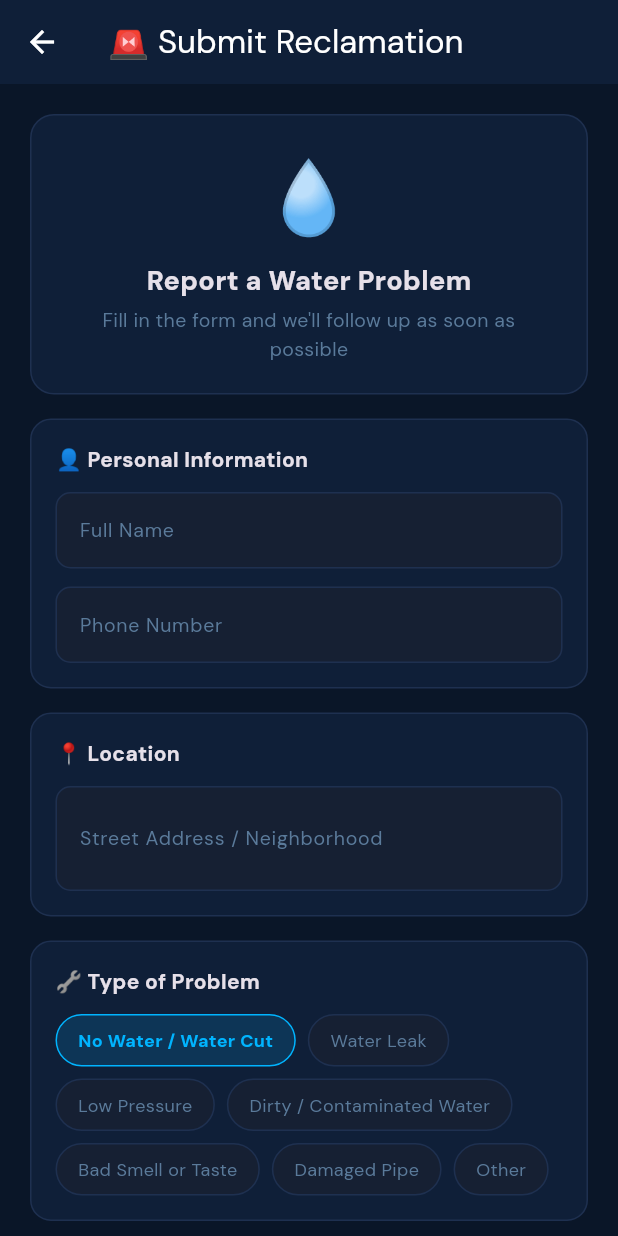
After one commit to HajarBoulmane/AquaSense, a Flutter app: the screen it shows once a user with an empty profile is signed in, after a tap on the "report problem" icon, on a phone screen of 412 x 824 dp. The commit adds this screen. Run offline on Flutter 3.47's test engine with Material 3 defaults, Android fonts, the phone set to English and light mode, and no system bars; our stand-ins replace firebase_auth, firebase_core, firebase_database, fl_chart, flutter_map, google_fonts and 1 more; accounts and stored records are empty.

Commit message:
feat(reclamation): add water problem report screen with Firebase

```diff
--- a/lib/screens/main_shell.dart
+++ b/lib/screens/main_shell.dart
@@ -16,6 +16,7 @@ import 'history_screen.dart';
 import 'settings_screen.dart';
 import 'login_screen.dart';
 import 'review_screen.dart';
+import 'reclamation_screen.dart';   // ← add this
 
 
 class MainShell extends StatefulWidget {
@@ -64,8 +65,8 @@ class _MainShellState extends State<MainShell> {
   ];
 
   void _showProfileMenu(BuildContext context) {
-    final user = FirebaseAuth.instance.currentUser;
-    final name = user?.displayName ?? 'AquaSense User';
+    final user  = FirebaseAuth.instance.currentUser;
+    final name  = user?.displayName ?? 'AquaSense User';
     final email = user?.email ?? '';
 
     showDialog(
@@ -83,7 +84,30 @@ class _MainShellState extends State<MainShell> {
             const SizedBox(height: 4),
             Text(email,
               style: TextStyle(color: Colors.white.withOpacity(0.45), fontSize: 12)),
-            const SizedBox(height: 20),
+            const SizedBox(height: 16),
+
+            // ── Reclamation button inside profile menu ──────
+            SizedBox(
+              width: double.infinity,
+              child: ElevatedButton.icon(
+                onPressed: () {
+                  Navigator.pop(context);
+                  Navigator.push(context,
+                    MaterialPageRoute(builder: (_) => const ReclamationScreen()));
+                },
+                icon: const Icon(Icons.report_problem_outlined, size: 16),
+                label: const Text('Report a Problem'),
+                style: ElevatedButton.styleFrom(
+                  backgroundColor: AquaColors.warn.withOpacity(0.15),
+                  foregroundColor: AquaColors.warn,
+                  elevation: 0,
+                  side: BorderSide(color: AquaColors.warn.withOpacity(0.4)),
+                  shape: RoundedRectangleBorder(borderRadius: BorderRadius.circular(10)),
+                ),
+              ),
+            ),
+            const SizedBox(height: 8),
+
             SizedBox(
               width: double.infinity,
               child: OutlinedButton.icon(
@@ -91,10 +115,8 @@ class _MainShellState extends State<MainShell> {
                   Navigator.pop(context);
                   await FirebaseAuth.instance.signOut();
                   if (context.mounted) {
-                    Navigator.pushReplacement(
-                      context,
-                      MaterialPageRoute(builder: (_) => const LoginScreen()),
-                    );
+                    Navigator.pushReplacement(context,
+                      MaterialPageRoute(builder: (_) => const LoginScreen()));
                   }
                 },
                 icon: const Icon(Icons.logout_rounded, size: 16),
@@ -114,7 +136,7 @@ class _MainShellState extends State<MainShell> {
 
   @override
   Widget build(BuildContext context) {
-    final user = FirebaseAuth.instance.currentUser;
+    final user          = FirebaseAuth.instance.currentUser;
     final criticalCount = _sensors
         .where((s) => s.status == SensorStatus.critical || !s.online)
         .length;
@@ -148,22 +170,29 @@ class _MainShellState extends State<MainShell> {
                 child: Container(
                   padding: const EdgeInsets.all(3),
                   decoration: const BoxDecoration(
-                    color: AquaColors.danger,
-                    shape: BoxShape.circle,
-                  ),
+                    color: AquaColors.danger, shape: BoxShape.circle),
                   child: Text('$criticalCount',
                     style: const TextStyle(fontSize: 9, color: Colors.white, fontWeight: FontWeight.w800)),
                 ),
               ),
             ]),
+
+          // Review button
           IconButton(
             icon: const Icon(Icons.rate_review_outlined),
             color: AquaColors.accent,
             tooltip: 'Leave a Review',
-  onPressed: () => Navigator.push(
-    context,
-    MaterialPageRoute(builder: (_) => const ReviewScreen()),
+            onPressed: () => Navigator.push(context,
+              MaterialPageRoute(builder: (_) => const ReviewScreen())),
           ),
+
+          // Reclamation button
+          IconButton(
+            icon: const Icon(Icons.report_problem_outlined),
+            color: AquaColors.warn,
+            tooltip: 'Report a Problem',
+            onPressed: () => Navigator.push(context,
+              MaterialPageRoute(builder: (_) => const ReclamationScreen())),
           ),
 
           // User avatar
@@ -211,7 +240,7 @@ class _AvatarWidget extends StatelessWidget {
 
   @override
   Widget build(BuildContext context) {
-    final name = user?.displayName ?? 'A';
+    final name     = user?.displayName ?? 'A';
     final photoUrl = user?.photoURL;
     final initials = name.trim().split(' ')
         .map((e) => e.isNotEmpty ? e[0] : '')
@@ -229,27 +258,21 @@ class _AvatarWidget extends StatelessWidget {
           end: Alignment.bottomRight,
         ),
         boxShadow: [
-          BoxShadow(
-            color: const Color(0xFF00D4FF).withOpacity(0.3),
-            blurRadius: 8,
-          ),
+          BoxShadow(color: const Color(0xFF00D4FF).withOpacity(0.3), blurRadius: 8),
         ],
       ),
       child: photoUrl != null
           ? ClipOval(child: Image.network(photoUrl, fit: BoxFit.cover))
-          : Center(
-              child: Text(initials,
+          : Center(child: Text(initials,
               style: TextStyle(
                 color: Colors.white,
                 fontWeight: FontWeight.w700,
-                  fontSize: size * 0.35,
-                )),
-            ),
+                fontSize: size * 0.35))),
     );
   }
 }
 
-// ── Simple InheritedWidget to pass sensors down ───────────────
+// ── SensorsProvider ───────────────────────────────────────────
 class SensorsProvider extends InheritedWidget {
   final List<SensorModel> sensors;
 
--- /dev/null
+++ b/lib/screens/reclamation_screen.dart
@@ -0,0 +1,369 @@
+// screens/reclamation_screen.dart
+
+import 'package:flutter/material.dart';
+import 'package:firebase_database/firebase_database.dart';
+import 'package:firebase_auth/firebase_auth.dart';
+import '../theme/app_theme.dart';
+import '../utils/responsive.dart';
+
+class ReclamationScreen extends StatefulWidget {
+  const ReclamationScreen({super.key});
+
+  @override
+  State<ReclamationScreen> createState() => _ReclamationScreenState();
+}
+
+class _ReclamationScreenState extends State<ReclamationScreen> {
+  final _nameCtrl        = TextEditingController();
+  final _phoneCtrl       = TextEditingController();
+  final _addressCtrl     = TextEditingController();
+  final _descriptionCtrl = TextEditingController();
+
+  String _problemType = 'No Water / Water Cut';
+  String _urgency     = 'Medium';
+  String _contact     = 'Phone';
+  bool   _submitting  = false;
+
+  final _problemTypes = [
+    'No Water / Water Cut',
+    'Water Leak',
+    'Low Pressure',
+    'Dirty / Contaminated Water',
+    'Bad Smell or Taste',
+    'Damaged Pipe',
+    'Other',
+  ];
+
+  final _urgencyLevels = ['Low', 'Medium', 'Urgent'];
+  final _contactMethods = ['Phone', 'Email', 'WhatsApp'];
+
+  @override
+  void dispose() {
+    _nameCtrl.dispose();
+    _phoneCtrl.dispose();
+    _addressCtrl.dispose();
+    _descriptionCtrl.dispose();
+    super.dispose();
+  }
+
+  @override
+  Widget build(BuildContext context) {
+    final isDesktop = R.isDesktop(context);
+
+    return Scaffold(
+      backgroundColor: AquaColors.bg,
+      appBar: AppBar(
+        backgroundColor: AquaColors.surface,
+        title: const Text('🚨 Submit Reclamation'),
+        leading: IconButton(
+          icon: const Icon(Icons.arrow_back),
+          onPressed: () => Navigator.pop(context),
+        ),
+      ),
+      body: Center(
+        child: ConstrainedBox(
+          constraints: BoxConstraints(maxWidth: isDesktop ? 780 : double.infinity),
+          child: ListView(
+            padding: EdgeInsets.all(isDesktop ? 32 : 20),
+            children: [
+
+              // ── Header ──────────────────────────────────────
+              _card(
+                child: Column(children: [
+                  const Text('💧', style: TextStyle(fontSize: 48)),
+                  const SizedBox(height: 8),
+                  const Text('Report a Water Problem',
+                    style: TextStyle(fontSize: 18, fontWeight: FontWeight.w800)),
+                  const SizedBox(height: 4),
+                  Text("Fill in the form and we'll follow up as soon as possible",
+                    textAlign: TextAlign.center,
+                    style: TextStyle(fontSize: 13, color: AquaColors.muted)),
+                ]),
+              ),
+              const SizedBox(height: 16),
+
+              // ── Personal Info ────────────────────────────────
+              _section(
+                title: '👤 Personal Information',
+                child: isDesktop
+                    ? Row(children: [
+                        Expanded(child: _field(ctrl: _nameCtrl,  label: 'Full Name',    hint: 'sara el mansouri')),
+                        const SizedBox(width: 16),
+                        Expanded(child: _field(ctrl: _phoneCtrl, label: 'Phone Number', hint: '+212 6XX XXX XXX', keyboard: TextInputType.phone)),
+                      ])
+                    : Column(children: [
+                        _field(ctrl: _nameCtrl,  label: 'Full Name',    hint: 'sara el mansouri'),
+                        const SizedBox(height: 12),
+                        _field(ctrl: _phoneCtrl, label: 'Phone Number', hint: '+212 6XX XXX XXX', keyboard: TextInputType.phone),
+                      ]),
+              ),
+              const SizedBox(height: 16),
+
+              // ── Location ─────────────────────────────────────
+              _section(
+                title: '📍 Location',
+                child: _field(
+                  ctrl: _addressCtrl,
+                  label: 'Street Address / Neighborhood',
+                  hint: 'e.g. Rue Ibn Battouta, Hay Mohammadi, Casablanca',
+                  maxLines: 2,
+                ),
+              ),
+              const SizedBox(height: 16),
+
+              // ── Problem Type ──────────────────────────────────
+              _section(
+                title: '🔧 Type of Problem',
+                child: Wrap(
+                  spacing: 8,
+                  runSpacing: 8,
+                  children: _problemTypes.map((type) {
+                    final active = type == _problemType;
+                    return GestureDetector(
+                      onTap: () => setState(() => _problemType = type),
+                      child: Container(
+                        padding: const EdgeInsets.symmetric(horizontal: 14, vertical: 8),
+                        decoration: BoxDecoration(
+                          color: active
+                              ? AquaColors.accent.withOpacity(0.15)
+                              : AquaColors.surface2,
+                          borderRadius: BorderRadius.circular(20),
+                          border: Border.all(
+                            color: active ? AquaColors.accent : AquaColors.border),
+                        ),
+                        child: Text(type,
+                          style: TextStyle(
+                            fontSize: 12,
+                            color: active ? AquaColors.accent : AquaColors.muted,
+                            fontWeight: active ? FontWeight.w700 : FontWeight.w400)),
+                      ),
+                    );
+                  }).toList(),
+                ),
+              ),
+              const SizedBox(height: 16),
+
+              // ── Description ───────────────────────────────────
+              _section(
+                title: '📝 Description',
+                child: _field(
+                  ctrl: _descriptionCtrl,
+                  label: 'Describe the problem in detail',
+                  hint: 'e.g. There has been no water since yesterday morning in our building...',
+                  maxLines: 5,
+                  maxLength: 500,
+                ),
+              ),
+              const SizedBox(height: 16),
+
+              // ── Urgency + Contact — side by side on desktop ───
+              isDesktop
+                  ? Row(crossAxisAlignment: CrossAxisAlignment.start, children: [
+                      Expanded(child: _section(
+                        title: '⚡ Urgency Level',
+                        child: _chipGroup(
+                          options: _urgencyLevels,
+                          selected: _urgency,
+                          activeColor: _urgencyColor(_urgency),
+                          onSelect: (v) => setState(() => _urgency = v),
+                        ),
+                      )),
+                      const SizedBox(width: 16),
+                      Expanded(child: _section(
+                        title: '📞 Preferred Contact',
+                        child: _chipGroup(
+                          options: _contactMethods,
+                          selected: _contact,
+                          activeColor: AquaColors.accent2,
+                          onSelect: (v) => setState(() => _contact = v),
+                        ),
+                      )),
+                    ])
+                  : Column(children: [
+                      _section(
+                        title: '⚡ Urgency Level',
+                        child: _chipGroup(
+                          options: _urgencyLevels,
+                          selected: _urgency,
+                          activeColor: _urgencyColor(_urgency),
+                          onSelect: (v) => setState(() => _urgency = v),
+                        ),
+                      ),
+                      const SizedBox(height: 16),
+                      _section(
+                        title: '📞 Preferred Contact',
+                        child: _chipGroup(
+                          options: _contactMethods,
+                          selected: _contact,
+                          activeColor: AquaColors.accent2,
+                          onSelect: (v) => setState(() => _contact = v),
+                        ),
+                      ),
+                    ]),
+              const SizedBox(height: 28),
+
+              // ── Submit ────────────────────────────────────────
+              SizedBox(
+                width: double.infinity,
+                child: ElevatedButton(
+                  style: ElevatedButton.styleFrom(
+                    backgroundColor: AquaColors.accent,
+                    foregroundColor: Colors.black,
+                    padding: const EdgeInsets.symmetric(vertical: 16),
+                    shape: RoundedRectangleBorder(
+                      borderRadius: BorderRadius.circular(12)),
+                  ),
+                  onPressed: _submitting ? null : _submit,
+                  child: _submitting
+                      ? const SizedBox(width: 20, height: 20,
+                          child: CircularProgressIndicator(strokeWidth: 2, color: Colors.black))
+                      : const Text('📤 Submit Reclamation',
+                          style: TextStyle(fontWeight: FontWeight.w700, fontSize: 15)),
+                ),
+              ),
+              const SizedBox(height: 24),
+            ],
+          ),
+        ),
+      ),
+    );
+  }
+
+  // ── Helpers ───────────────────────────────────────────────
+
+  Widget _card({required Widget child}) => Container(
+    width: double.infinity,
+    padding: const EdgeInsets.all(20),
+    decoration: BoxDecoration(
+      color: AquaColors.surface,
+      borderRadius: BorderRadius.circular(16),
+      border: Border.all(color: AquaColors.border),
+    ),
+    child: child,
+  );
+
+  Widget _section({required String title, required Widget child}) => Container(
+    width: double.infinity,
+    padding: const EdgeInsets.all(16),
+    decoration: BoxDecoration(
+      color: AquaColors.surface,
+      borderRadius: BorderRadius.circular(14),
+      border: Border.all(color: AquaColors.border),
+    ),
+    child: Column(crossAxisAlignment: CrossAxisAlignment.start, children: [
+      Text(title, style: const TextStyle(fontWeight: FontWeight.w700, fontSize: 14)),
+      const SizedBox(height: 12),
+      child,
+    ]),
+  );
+
+  Widget _field({
+    required TextEditingController ctrl,
+    required String label,
+    required String hint,
+    int maxLines  = 1,
+    int? maxLength,
+    TextInputType keyboard = TextInputType.text,
+  }) =>
+    TextField(
+      controller: ctrl,
+      maxLines:   maxLines,
+      maxLength:  maxLength,
+      keyboardType: keyboard,
+      style: const TextStyle(fontSize: 13),
+      decoration: InputDecoration(
+        labelText: label,
+        hintText:  hint,
+        labelStyle: TextStyle(color: AquaColors.muted, fontSize: 13),
+        hintStyle:  TextStyle(color: AquaColors.muted, fontSize: 12),
+        filled:     true,
+        fillColor:  AquaColors.surface2,
+        border: OutlineInputBorder(
+          borderRadius: BorderRadius.circular(10),
+          borderSide: BorderSide(color: AquaColors.border)),
+        enabledBorder: OutlineInputBorder(
+          borderRadius: BorderRadius.circular(10),
+          borderSide: BorderSide(color: AquaColors.border)),
+        focusedBorder: OutlineInputBorder(
+          borderRadius: BorderRadius.circular(10),
+          borderSide: BorderSide(color: AquaColors.accent)),
+      ),
+    );
+
+  Widget _chipGroup({
+    required List<String> options,
+    required String selected,
+    required Color activeColor,
+    required void Function(String) onSelect,
+  }) =>
+    Wrap(
+      spacing: 8,
+      runSpacing: 8,
+      children: options.map((opt) {
+        final active = opt == selected;
+        return GestureDetector(
+          onTap: () => onSelect(opt),
+          child: Container(
+            padding: const EdgeInsets.symmetric(horizontal: 14, vertical: 8),
+            decoration: BoxDecoration(
+              color: active ? activeColor.withOpacity(0.15) : AquaColors.surface2,
+              borderRadius: BorderRadius.circular(20),
+              border: Border.all(color: active ? activeColor : AquaColors.border),
+            ),
+            child: Text(opt,
+              style: TextStyle(
+                fontSize: 12,
+                color: active ? activeColor : AquaColors.muted,
+                fontWeight: active ? FontWeight.w700 : FontWeight.w400)),
+          ),
+        );
+      }).toList(),
+    );
+
+  Color _urgencyColor(String u) => u == 'Urgent'
+      ? AquaColors.danger
+      : u == 'Medium'
+          ? AquaColors.warn
+          : AquaColors.accent2;
+
+  // ── Firebase submit ───────────────────────────────────────
+  Future<void> _submit() async {
+    if (_nameCtrl.text.trim().isEmpty ||
+        _phoneCtrl.text.trim().isEmpty ||
+        _addressCtrl.text.trim().isEmpty) {
+      ScaffoldMessenger.of(context).showSnackBar(SnackBar(
+        content: const Text('⚠️ Please fill in name, phone and address.'),
+        backgroundColor: AquaColors.warn,
+      ));
+      return;
+    }
+
+    setState(() => _submitting = true);
+
+    final user = FirebaseAuth.instance.currentUser;
+    await FirebaseDatabase.instance.ref('reclamations').push().set({
+      'name':        _nameCtrl.text.trim(),
+      'phone':       _phoneCtrl.text.trim(),
+      'address':     _addressCtrl.text.trim(),
+      'problemType': _problemType,
+      'description': _descriptionCtrl.text.trim(),
+      'urgency':     _urgency,
+      'contact':     _contact,
+      'email':       user?.email ?? 'anonymous',
+      'userId':      user?.uid ?? '',
+      'userName':    user?.displayName ?? 'Unknown',
+      'status':      'pending',
+      'timestamp':   DateTime.now().toIso8601String(),
+    });
+
+    setState(() => _submitting = false);
+
+    if (mounted) {
+      ScaffoldMessenger.of(context).showSnackBar(SnackBar(
+        content: const Text('✅ Reclamation submitted successfully!'),
+        backgroundColor: AquaColors.accent2.withOpacity(0.9),
+      ));
+      Navigator.pop(context);
+    }
+  }
+}
```
Lines whose indentation alone changed are shown as unchanged.
